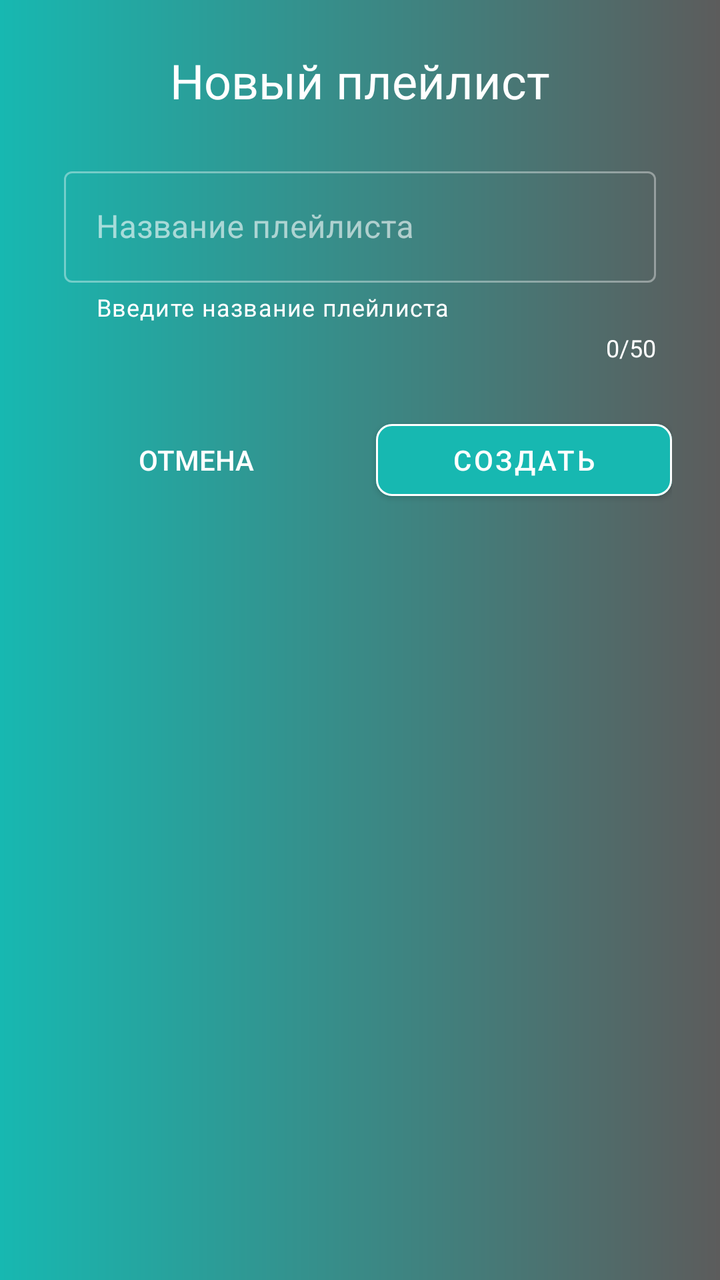
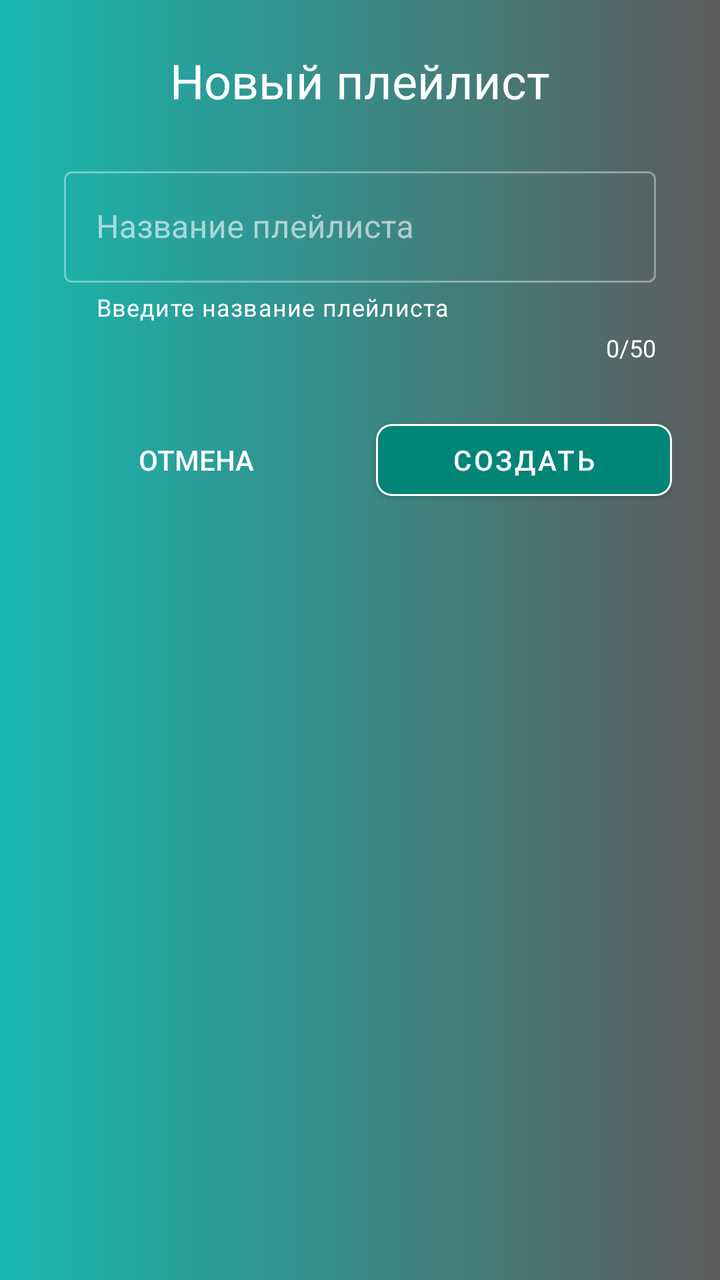

An Android layout rendered at two revisions. The XML below is the earlier revision; the diff shows what the commit changed to produce the second picture.
<!-- AndroidManifest.xml: application theme Theme.MuzPleer -->
<!-- res/layout/dialog_create_playlist.xml -->
<?xml version="1.0" encoding="utf-8"?>
<androidx.constraintlayout.widget.ConstraintLayout xmlns:android="http://schemas.android.com/apk/res/android"
    xmlns:app="http://schemas.android.com/apk/res-auto"
    xmlns:tools="http://schemas.android.com/tools"
    android:layout_width="match_parent"
    android:layout_height="wrap_content"
    android:padding="24dp"
    android:background="@drawable/item_list_effects">

    
    <TextView
        android:id="@+id/tvTitle"
        android:layout_width="0dp"
        android:layout_height="wrap_content"
        android:text="Новый плейлист"
        android:textAppearance="@style/TextAppearance.AppCompat.Headline"
        android:textAlignment="center"
        android:textColor="@color/white"
        app:layout_constraintEnd_toEndOf="parent"
        app:layout_constraintStart_toStartOf="parent"
        app:layout_constraintTop_toTopOf="parent" />

    
    <com.google.android.material.textfield.TextInputLayout
        android:id="@+id/tilPlaylistName"
        style="@style/Widget.MaterialComponents.TextInputLayout.OutlinedBox"
        android:layout_width="match_parent"
        android:layout_height="wrap_content"
        android:layout_marginTop="24dp"
        android:layout_marginStart="8dp"
        android:layout_marginEnd="8dp"
        android:hint="Название плейлиста"
        android:theme="@style/WhiteTextInputLayoutOverlay"
        app:counterEnabled="false"
        app:helperText="Введите название плейлиста"
        app:helperTextTextColor="@android:color/white"
        app:layout_constraintEnd_toEndOf="parent"
        app:layout_constraintStart_toStartOf="parent"
        app:layout_constraintTop_toBottomOf="@+id/tvTitle">

        <com.google.android.material.textfield.TextInputEditText
            android:id="@+id/etPlaylistName"
            android:layout_width="match_parent"
            android:layout_height="wrap_content"
            android:imeOptions="actionDone"
            android:inputType="textCapWords"
            android:maxLength="50"
            android:textColor="@color/white"
            android:singleLine="true"
            tools:ignore="Autofill" />
    </com.google.android.material.textfield.TextInputLayout>

    
    <TextView
        android:id="@+id/tvCharCount"
        android:layout_width="wrap_content"
        android:layout_height="wrap_content"
        android:layout_marginTop="4dp"
        android:text="0/50"
        android:textAppearance="@style/TextAppearance.AppCompat.Caption"
        android:textColor="@color/white"
        app:layout_constraintEnd_toEndOf="@+id/tilPlaylistName"
        app:layout_constraintTop_toBottomOf="@+id/tilPlaylistName" />

    
    <LinearLayout
        android:id="@+id/llButtons"
        android:layout_width="0dp"
        android:layout_height="wrap_content"
        android:layout_marginTop="24dp"
        android:orientation="horizontal"
        android:weightSum="2"
        app:layout_constraintEnd_toEndOf="parent"
        app:layout_constraintStart_toStartOf="parent"
        app:layout_constraintTop_toBottomOf="@+id/tvCharCount">

        
        <com.google.android.material.button.MaterialButton
            android:id="@+id/btnCancel"
            style="@style/Widget.AppCompat.Button.Borderless"
            android:layout_width="0dp"
            android:layout_height="wrap_content"
            android:layout_marginEnd="8dp"
            android:layout_weight="1"
            android:text="Отмена"
            android:textColor="@color/white"
           />

        
        <com.google.android.material.button.MaterialButton
            android:id="@+id/btnCreate"
            android:layout_width="0dp"
            android:layout_height="wrap_content"
            android:layout_marginStart="8dp"
            android:layout_weight="1"
            android:text="Создать"
            app:strokeColor="@color/white"
            app:strokeWidth="1dp"
            android:textColor="@color/white"
            app:backgroundTint="@color/colorSecondaryBlue"
            app:cornerRadius="8dp"/>

    </LinearLayout>

</androidx.constraintlayout.widget.ConstraintLayout>
<!-- resources referenced by this layout -->
<resources>
  <color name="colorSecondaryBlue">#17B8B1</color>
  <color name="white">#FFFFFFFF</color>
  <!-- drawable item_list_effects (drawable) -->
  <shape xmlns:android="http://schemas.android.com/apk/res/android"
      android:shape="rectangle">
      <gradient
          android:angle="0"
          android:endColor="#5C5C5C"
          android:startColor="#17B8B1"
          android:type="linear" />
  </shape>
  <style name="WhiteTextInputLayoutOverlay" parent="">
          
          <item name="colorPrimary">@android:color/white</item>
          
          <item name="colorOnSurface">@android:color/white</item>
      </style>
  <style name="Theme.MuzPleer" parent="Theme.MaterialComponents.DayNight.DarkActionBar">
          
          <item name="colorPrimary">@color/purple_500</item>
          <item name="colorPrimaryVariant">@color/purple_700</item>
          <item name="colorOnPrimary">@color/white</item>
          
          <item name="colorSecondary">@color/teal_200</item>
          <item name="colorSecondaryVariant">@color/teal_700</item>
          <item name="colorOnSecondary">@color/black</item>
          
          <item name="android:statusBarColor">?attr/colorPrimaryVariant</item>
          
      </style>
  <color name="purple_500">#FF6200EE</color>
  <color name="purple_700">#FF3700B3</color>
  <color name="teal_200">#FF03DAC5</color>
  <color name="teal_700">#FF018786</color>
  <color name="black">#FF000000</color>
</resources>

<!-- the commit's change to res/layout/dialog_create_playlist.xml (unified diff, before → after) -->
@@ -97,7 +97,7 @@
             app:strokeColor="@color/white"
             app:strokeWidth="1dp"
             android:textColor="@color/white"
-            app:backgroundTint="@color/colorSecondaryBlue"
+            app:backgroundTint="@color/colorPrimary"
             app:cornerRadius="8dp"/>
 
     </LinearLayout>
<!-- resource entries referenced after the edit -->
@@ -1,6 +1,6 @@
 <!-- resources referenced by this layout -->
 <resources>
-  <color name="colorSecondaryBlue">#17B8B1</color>
+  <color name="colorPrimary">#008577</color>
   <color name="white">#FFFFFFFF</color>
   <!-- drawable item_list_effects (drawable) -->
   <shape xmlns:android="http://schemas.android.com/apk/res/android"
